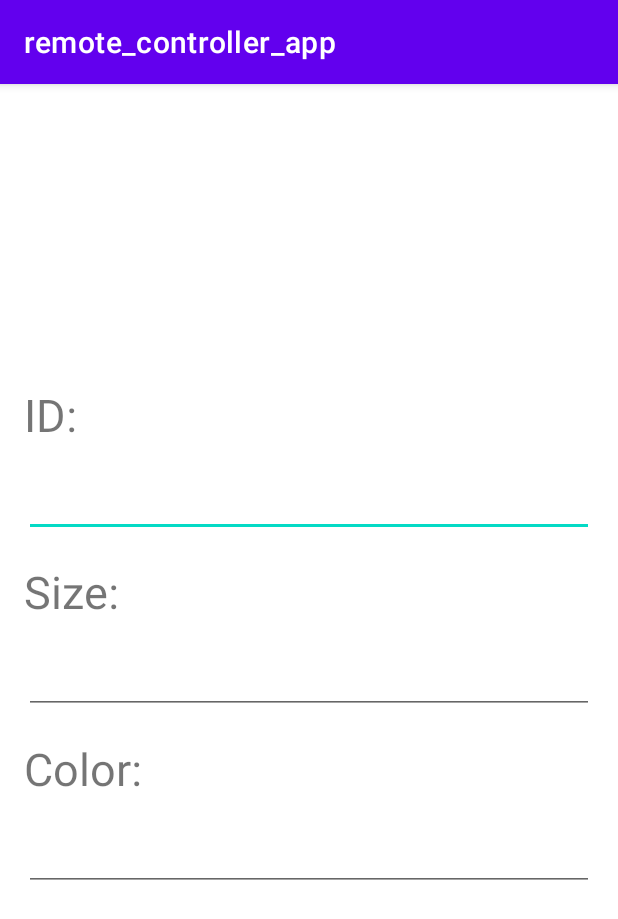
After one commit to PrzemyslawSalek/remote_controller, an Android app: the fragment ComponentOptionsFragment shown on its own in the app's theme, on a phone screen of 412 x 824 dp. The commit adds this screen. Shown: the top 919 px of the screen. Run offline under Robolectric (Android 15) with nearby library versions, the phone set to English and light mode, and no system bars.

Commit message:
controller edit window and sub-windows

```diff
--- a/app/app/build.gradle
+++ b/app/app/build.gradle
@@ -35,6 +35,7 @@ dependencies {
     implementation 'androidx.constraintlayout:constraintlayout:2.0.4'
     implementation 'androidx.navigation:navigation-fragment:2.3.4'
     implementation 'androidx.navigation:navigation-ui:2.3.4'
+    implementation 'androidx.legacy:legacy-support-v4:1.0.0'
     testImplementation 'junit:junit:4.+'
     androidTestImplementation 'androidx.test.ext:junit:1.1.2'
     androidTestImplementation 'androidx.test.espresso:espresso-core:3.3.0'
--- /dev/null
+++ b/app/app/src/main/java/com/app/remote_controller_app/ComponentOptionsFragment.java
@@ -0,0 +1,64 @@
+package com.app.remote_controller_app;
+
+import android.os.Bundle;
+
+import androidx.fragment.app.Fragment;
+
+import android.view.LayoutInflater;
+import android.view.View;
+import android.view.ViewGroup;
+
+/**
+ * A simple {@link Fragment} subclass.
+ * Use the {@link ComponentOptionsFragment#newInstance} factory method to
+ * create an instance of this fragment.
+ */
+public class ComponentOptionsFragment extends Fragment {
+
+    // TODO: Rename parameter arguments, choose names that match
+    // the fragment initialization parameters, e.g. ARG_ITEM_NUMBER
+    private static final String ARG_PARAM1 = "param1";
+    private static final String ARG_PARAM2 = "param2";
+
+    // TODO: Rename and change types of parameters
+    private String mParam1;
+    private String mParam2;
+
+    public ComponentOptionsFragment() {
+        // Required empty public constructor
+    }
+
+    /**
+     * Use this factory method to create a new instance of
+     * this fragment using the provided parameters.
+     *
+     * @param param1 Parameter 1.
+     * @param param2 Parameter 2.
+     * @return A new instance of fragment ComponentOptionsFragment.
+     */
+    // TODO: Rename and change types and number of parameters
+    public static ComponentOptionsFragment newInstance(String param1, String param2) {
+        ComponentOptionsFragment fragment = new ComponentOptionsFragment();
+        Bundle args = new Bundle();
+        args.putString(ARG_PARAM1, param1);
+        args.putString(ARG_PARAM2, param2);
+        fragment.setArguments(args);
+        return fragment;
+    }
+
+    @Override
+    public void onCreate(Bundle savedInstanceState) {
+        super.onCreate(savedInstanceState);
+        if (getArguments() != null) {
+            mParam1 = getArguments().getString(ARG_PARAM1);
+            mParam2 = getArguments().getString(ARG_PARAM2);
+        }
+    }
+
+    @Override
+    public View onCreateView(LayoutInflater inflater, ViewGroup container,
+                             Bundle savedInstanceState) {
+        // Inflate the layout for this fragment
+        return inflater.inflate(R.layout.fragment_component_options, container, false);
+    }
+}
--- a/app/app/src/main/java/com/app/remote_controller_app/MainActivity.java
+++ b/app/app/src/main/java/com/app/remote_controller_app/MainActivity.java
@@ -44,8 +44,6 @@ public class MainActivity extends AppCompatActivity {
         // Handle action bar item clicks here. The action bar will
         // automatically handle clicks on the Home/Up button, so long
         // as you specify a parent activity in AndroidManifest.xml.
-        //test
-        //test
         int id = item.getItemId();
 
         //noinspection SimplifiableIfStatement
--- /dev/null
+++ b/app/app/src/main/res/layout/fragment_component_options.xml
@@ -0,0 +1,80 @@
+<?xml version="1.0" encoding="utf-8"?>
+<androidx.constraintlayout.widget.ConstraintLayout xmlns:android="http://schemas.android.com/apk/res/android"
+    xmlns:app="http://schemas.android.com/apk/res-auto"
+    xmlns:tools="http://schemas.android.com/tools"
+    android:layout_width="match_parent"
+    android:layout_height="match_parent"
+    tools:context=".ComponentOptionsFragment">
+
+    <TextView
+        android:id="@+id/textView_id"
+        android:layout_width="wrap_content"
+        android:layout_height="wrap_content"
+        android:layout_marginStart="16dp"
+        android:layout_marginTop="200dp"
+        android:text="@string/id_colon"
+        android:textSize="30sp"
+        app:layout_constraintStart_toStartOf="parent"
+        app:layout_constraintTop_toTopOf="parent" />
+
+    <EditText
+        android:id="@+id/editText_id"
+        android:layout_width="0dp"
+        android:layout_height="wrap_content"
+        android:layout_marginStart="16dp"
+        android:layout_marginTop="16dp"
+        android:layout_marginEnd="16dp"
+        android:ems="10"
+        android:inputType="textPersonName"
+        app:layout_constraintEnd_toEndOf="parent"
+        app:layout_constraintStart_toStartOf="parent"
+        app:layout_constraintTop_toBottomOf="@+id/textView_id" />
+
+    <TextView
+        android:id="@+id/textView_size"
+        android:layout_width="wrap_content"
+        android:layout_height="wrap_content"
+        android:layout_marginStart="16dp"
+        android:layout_marginTop="16dp"
+        android:text="@string/size_colon"
+        android:textSize="30sp"
+        app:layout_constraintStart_toStartOf="parent"
+        app:layout_constraintTop_toBottomOf="@+id/editText_id" />
+
+    <EditText
+        android:id="@+id/editText_size"
+        android:layout_width="0dp"
+        android:layout_height="wrap_content"
+        android:layout_marginStart="16dp"
+        android:layout_marginTop="16dp"
+        android:layout_marginEnd="16dp"
+        android:ems="10"
+        android:inputType="textPersonName"
+        app:layout_constraintEnd_toEndOf="parent"
+        app:layout_constraintStart_toStartOf="parent"
+        app:layout_constraintTop_toBottomOf="@+id/textView_size" />
+
+    <TextView
+        android:id="@+id/textView_color"
+        android:layout_width="wrap_content"
+        android:layout_height="wrap_content"
+        android:layout_marginStart="16dp"
+        android:layout_marginTop="16dp"
+        android:text="@string/color_colon"
+        android:textSize="30sp"
+        app:layout_constraintStart_toStartOf="parent"
+        app:layout_constraintTop_toBottomOf="@+id/editText_size" />
+
+    <EditText
+        android:id="@+id/editText_color"
+        android:layout_width="0dp"
+        android:layout_height="wrap_content"
+        android:layout_marginStart="16dp"
+        android:layout_marginTop="16dp"
+        android:layout_marginEnd="16dp"
+        android:ems="10"
+        android:inputType="textPersonName"
+        app:layout_constraintEnd_toEndOf="parent"
+        app:layout_constraintStart_toStartOf="parent"
+        app:layout_constraintTop_toBottomOf="@+id/textView_color" />
+</androidx.constraintlayout.widget.ConstraintLayout>
--- a/app/app/src/main/res/values/strings.xml
+++ b/app/app/src/main/res/values/strings.xml
@@ -9,4 +9,9 @@
 
     <string name="hello_first_fragment">Hello first fragment</string>
     <string name="hello_second_fragment">Hello second fragment. Arg: %1$s</string>
+
+    <string name="id">ID</string>
+    <string name="id_colon">ID:</string>
+    <string name="size_colon">Size:</string>
+    <string name="color_colon">Color:</string>
 </resources>
```
Also changed, not shown: app/app/src/main/java/com/app/remote_controller_app/ComponentSelectionFragment.java (added, +64 -0 lines), app/app/src/main/java/com/app/remote_controller_app/EditControllerFragment.java (added, +64 -0 lines), app/app/src/main/res/layout/fragment_component_selection.xml (added, +20 -0 lines), app/app/src/main/res/layout/fragment_edit_controller.xml (added, +19 -0 lines).
